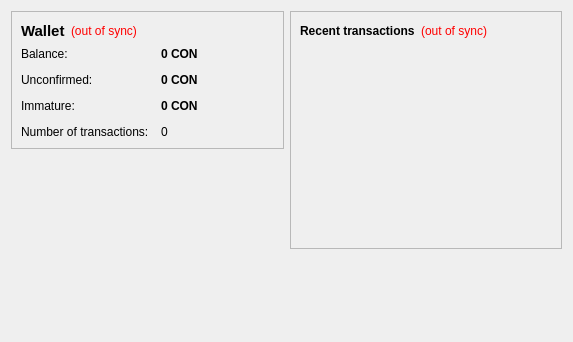
Before: the Qt Designer form src/qt/forms/overviewpage.ui in coino/coino, drawn with Qt 5.
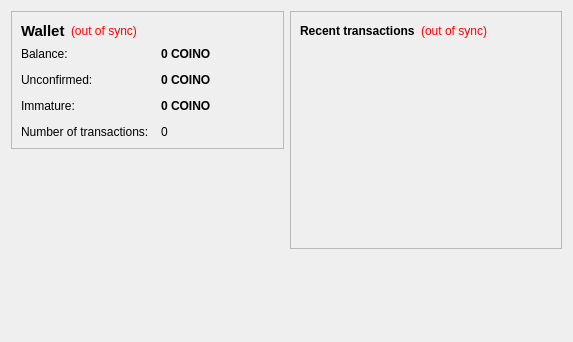
After: the same form once the commit is applied.

What changed in the file:
```diff
--- a/src/qt/forms/overviewpage.ui
+++ b/src/qt/forms/overviewpage.ui
@@ -105,7 +105,7 @@
              <string>Your current balance</string>
             </property>
             <property name="text">
-             <string notr="true">0 CON</string>
+             <string notr="true">0 COINO</string>
             </property>
             <property name="textInteractionFlags">
              <set>Qt::LinksAccessibleByMouse|Qt::TextSelectableByKeyboard|Qt::TextSelectableByMouse</set>
@@ -134,7 +134,7 @@
              <string>Total of transactions that have yet to be confirmed, and do not yet count toward the current balance</string>
             </property>
             <property name="text">
-             <string notr="true">0 CON</string>
+             <string notr="true">0 COINO</string>
             </property>
             <property name="textInteractionFlags">
              <set>Qt::LinksAccessibleByMouse|Qt::TextSelectableByKeyboard|Qt::TextSelectableByMouse</set>
@@ -177,7 +177,7 @@
              <string>Mined balance that has not yet matured</string>
             </property>
             <property name="text">
-             <string notr="true">0 CON</string>
+             <string notr="true">0 COINO</string>
             </property>
             <property name="textInteractionFlags">
              <set>Qt::LinksAccessibleByMouse|Qt::TextSelectableByKeyboard|Qt::TextSelectableByMouse</set>
```
